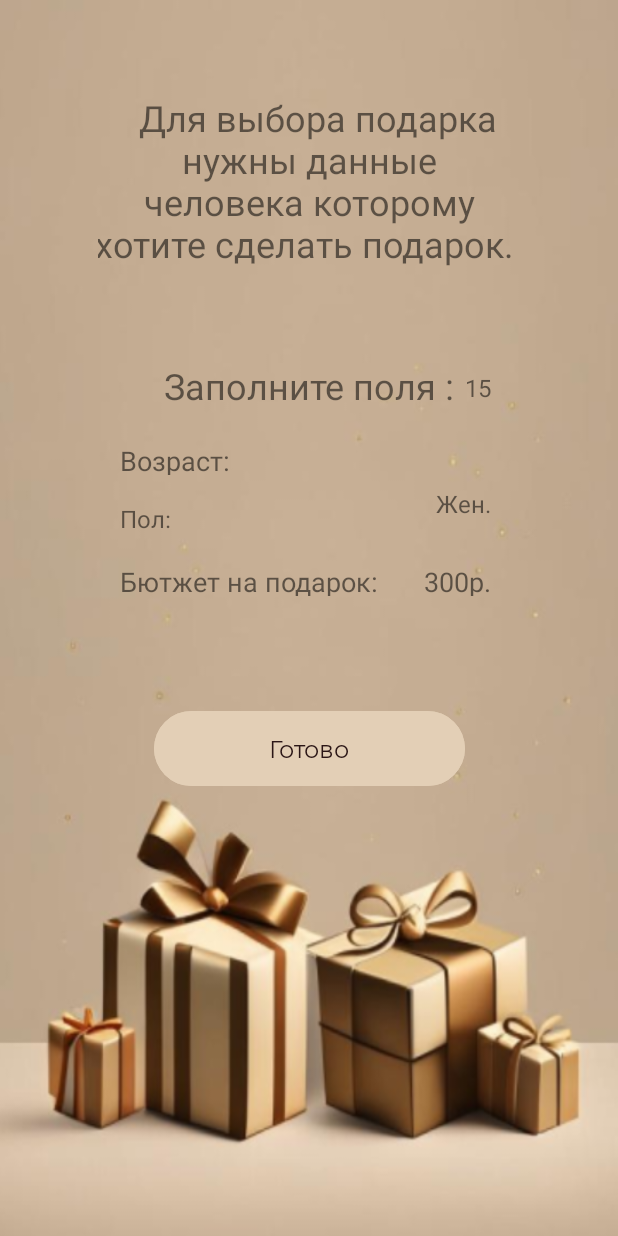
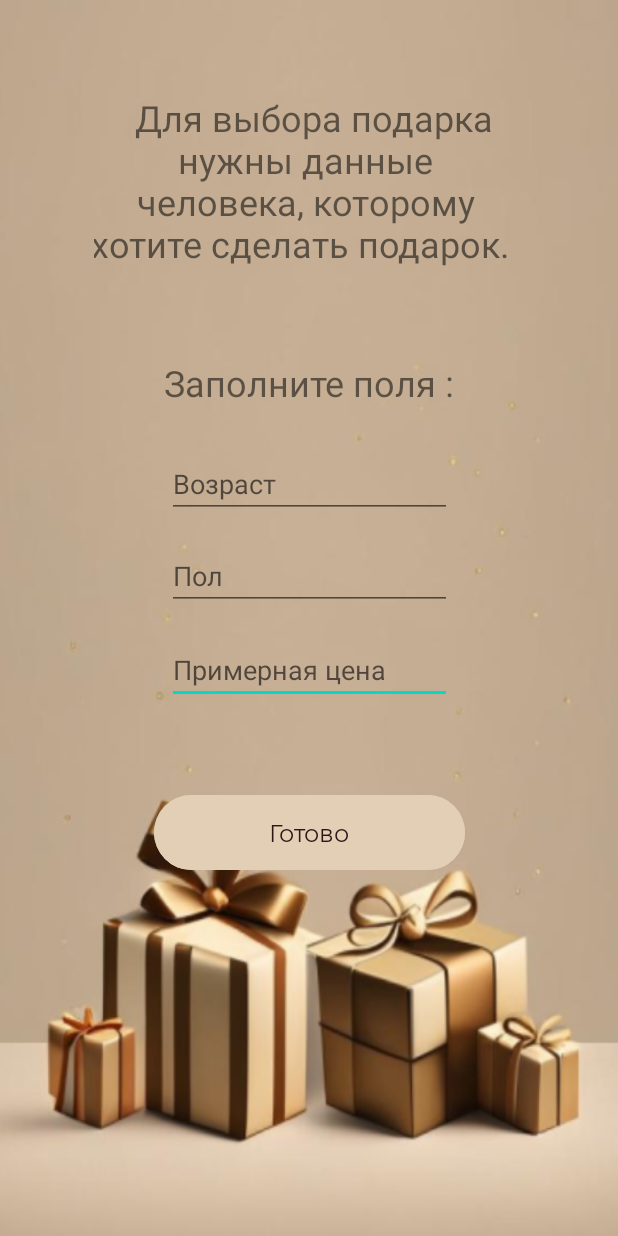
Before and after one commit to GriffithFromBerserk/GiftChangerProject, an Android app: the layout activity_second.xml on its own in the app's theme, with its tools: preview values and no code run, on a phone screen of 412 x 824 dp. Run offline under Robolectric (Android 15) with nearby library versions, the phone set to English and light mode, and no system bars.

```diff
--- a/app/build.gradle
+++ b/app/build.gradle
@@ -4,7 +4,7 @@ plugins {
 
 android {
     namespace 'com.example.giftchanger'
-    compileSdk 32
+    compileSdk 33
 
     defaultConfig {
         applicationId "com.example.giftchanger"
--- a/app/src/main/java/com/example/giftchanger/presentAdapter.java
+++ b/app/src/main/java/com/example/giftchanger/presentAdapter.java
@@ -35,7 +35,7 @@ public class presentAdapter extends RecyclerView.Adapter<presentAdapter.ViewHold
         holder.presentView.setImageResource(present.getPresentResource());
         holder.nameView.setText(present.getName());
         holder.priceView.setText(present.getPrice());
-        holder.fameView.setText(present.getFame());
+        holder.fameView.setText(present.getGender());
     }
 
     @Override
--- a/app/src/main/res/layout/activity_second.xml
+++ b/app/src/main/res/layout/activity_second.xml
@@ -6,11 +6,26 @@
     android:layout_height="match_parent"
     android:background="@drawable/background">
 
+    <EditText
+        android:id="@+id/cashEditView"
+        android:layout_width="190dp"
+        android:layout_height="45dp"
+        android:layout_marginTop="16dp"
+        android:ems="10"
+        android:inputType="text"
+        android:hint="Примерная цена"
+        app:layout_constraintBottom_toTopOf="@+id/buttonNext"
+        app:layout_constraintEnd_toEndOf="parent"
+        app:layout_constraintStart_toStartOf="parent"
+        app:layout_constraintTop_toBottomOf="@+id/genderEditView"
+        app:layout_constraintVertical_bias="0.019" />
+
+
     <ImageButton
-        android:id="@+id/button"
+        android:id="@+id/buttonNext"
         android:layout_width="207dp"
         android:layout_height="50dp"
-        android:layout_marginBottom="300dp"
+        android:layout_marginBottom="244dp"
         android:background="@drawable/shape"
         app:layout_constraintBottom_toBottomOf="parent"
         app:layout_constraintEnd_toEndOf="parent"
@@ -22,7 +37,7 @@
         android:id="@+id/textView1"
         android:layout_width="206dp"
         android:layout_height="49dp"
-        android:layout_marginBottom="300dp"
+        android:layout_marginBottom="244dp"
         android:fontFamily="@font/montserratregular"
         android:gravity="center"
         android:text="Готово"
@@ -42,98 +57,14 @@
         android:layout_marginEnd="96dp"
         android:layout_marginBottom="498dp"
         android:gravity="center"
-        android:text="  Для выбора подарка нужны данные человека которому хотите сделать подарок. "
+        android:text="  Для выбора подарка нужны данные человека, которому хотите сделать подарок. "
         android:textSize="24sp"
         app:layout_constraintBottom_toBottomOf="parent"
         app:layout_constraintEnd_toEndOf="parent"
+        app:layout_constraintHorizontal_bias="0.54"
         app:layout_constraintStart_toStartOf="parent"
         app:layout_constraintTop_toTopOf="parent"
         app:layout_constraintVertical_bias="0.0" />
-
-
-
-    <TextView
-        android:id="@+id/textView3"
-        android:layout_width="101dp"
-        android:layout_height="22dp"
-        android:layout_marginStart="80dp"
-        android:layout_marginTop="247dp"
-        android:layout_marginEnd="300dp"
-        android:layout_marginBottom="460dp"
-        android:text="Возраст:"
-        android:textSize="18sp"
-        app:layout_constraintBottom_toBottomOf="parent"
-        app:layout_constraintEnd_toEndOf="parent"
-        app:layout_constraintHorizontal_bias="0.0"
-        app:layout_constraintStart_toStartOf="parent"
-        app:layout_constraintTop_toTopOf="parent" />
-
-    <TextView
-        android:id="@+id/textView4"
-        android:layout_width="46dp"
-        android:layout_height="22dp"
-        android:layout_marginStart="80dp"
-        android:layout_marginTop="287dp"
-        android:layout_marginBottom="420dp"
-        android:text="Пол:"
-        android:textSize="16sp"
-        app:layout_constraintBottom_toBottomOf="parent"
-        app:layout_constraintStart_toStartOf="parent"
-        app:layout_constraintTop_toTopOf="parent" />
-
-    <TextView
-        android:id="@+id/textView5"
-        android:layout_width="200dp"
-        android:layout_height="22dp"
-        android:layout_marginStart="80dp"
-        android:layout_marginTop="328dp"
-        android:layout_marginBottom="380dp"
-        android:text="Бютжет на подарок:"
-        android:textSize="18sp"
-        app:layout_constraintBottom_toBottomOf="parent"
-        app:layout_constraintStart_toStartOf="parent"
-        app:layout_constraintTop_toTopOf="parent" />
-
-    <TextView
-        android:id="@+id/textView6"
-        android:layout_width="22dp"
-        android:layout_height="22dp"
-        android:layout_marginTop="247dp"
-        android:layout_marginEnd="80dp"
-        android:layout_marginBottom="460dp"
-        android:text="15"
-        android:textSize="16sp"
-        app:layout_constraintBottom_toBottomOf="parent"
-        app:layout_constraintEnd_toEndOf="parent"
-        app:layout_constraintTop_toTopOf="parent"
-        app:layout_constraintVertical_bias="0.0" />
-
-    <TextView
-        android:id="@+id/textView7"
-        android:layout_width="41dp"
-        android:layout_height="22dp"
-        android:layout_marginTop="287dp"
-        android:layout_marginEnd="80dp"
-        android:layout_marginBottom="420dp"
-        android:text="Жен."
-        android:textSize="16sp"
-        app:layout_constraintBottom_toBottomOf="parent"
-        app:layout_constraintEnd_toEndOf="parent"
-        app:layout_constraintTop_toTopOf="parent"
-        app:layout_constraintVertical_bias="0.396" />
-
-    <TextView
-        android:id="@+id/textView8"
-        android:layout_width="49dp"
-        android:layout_height="22dp"
-        android:layout_marginTop="328dp"
-        android:layout_marginEnd="80dp"
-        android:layout_marginBottom="380dp"
-        android:text="300р."
-        android:textSize="18sp"
-        app:layout_constraintBottom_toBottomOf="parent"
-        app:layout_constraintEnd_toEndOf="parent"
-        app:layout_constraintTop_toTopOf="parent" />
 
     <TextView
         android:id="@+id/textView9"
@@ -147,5 +78,32 @@
         app:layout_constraintBottom_toBottomOf="parent"
         app:layout_constraintEnd_toEndOf="parent"
         app:layout_constraintStart_toStartOf="parent"
-        app:layout_constraintTop_toTopOf="parent" />
+        app:layout_constraintTop_toTopOf="parent"
+        app:layout_constraintVertical_bias="0.495" />
+
+    <EditText
+        android:id="@+id/ageEditView"
+        android:layout_width="190dp"
+        android:layout_height="45dp"
+        android:layout_marginTop="28dp"
+        android:ems="10"
+        android:inputType="text"
+        android:hint="Возраст"
+        app:layout_constraintEnd_toEndOf="parent"
+        app:layout_constraintStart_toStartOf="parent"
+        app:layout_constraintTop_toBottomOf="@+id/textView9" />
+
+    <EditText
+        android:id="@+id/genderEditView"
+        android:layout_width="190dp"
+        android:layout_height="45dp"
+        android:layout_marginTop="16dp"
+        android:hint="Пол"
+        android:ems="10"
+        android:inputType="text"
+        app:layout_constraintBottom_toTopOf="@+id/buttonNext"
+        app:layout_constraintEnd_toEndOf="parent"
+        app:layout_constraintStart_toStartOf="parent"
+        app:layout_constraintTop_toBottomOf="@+id/ageEditView"
+        app:layout_constraintVertical_bias="0.0" />
 </androidx.constraintlayout.widget.ConstraintLayout>
--- a/build.gradle
+++ b/build.gradle
@@ -1,5 +1,5 @@
 // Top-level build file where you can add configuration options common to all sub-projects/modules.
 plugins {
-    id 'com.android.application' version '7.3.1' apply false
-    id 'com.android.library' version '7.3.1' apply false
+    id 'com.android.application' version '7.4.2' apply false
+    id 'com.android.library' version '7.4.2' apply false
 }
```
Also changed, not shown: app/src/main/java/com/example/giftchanger/MainActivity.java (+10 -10 lines), app/src/main/java/com/example/giftchanger/Present.java (+25 -31 lines), app/src/main/java/com/example/giftchanger/Second.java (+17 -1 lines), app/src/main/res/layout/activity_main.xml (+4 -4 lines), gradle/wrapper/gradle-wrapper.properties.
